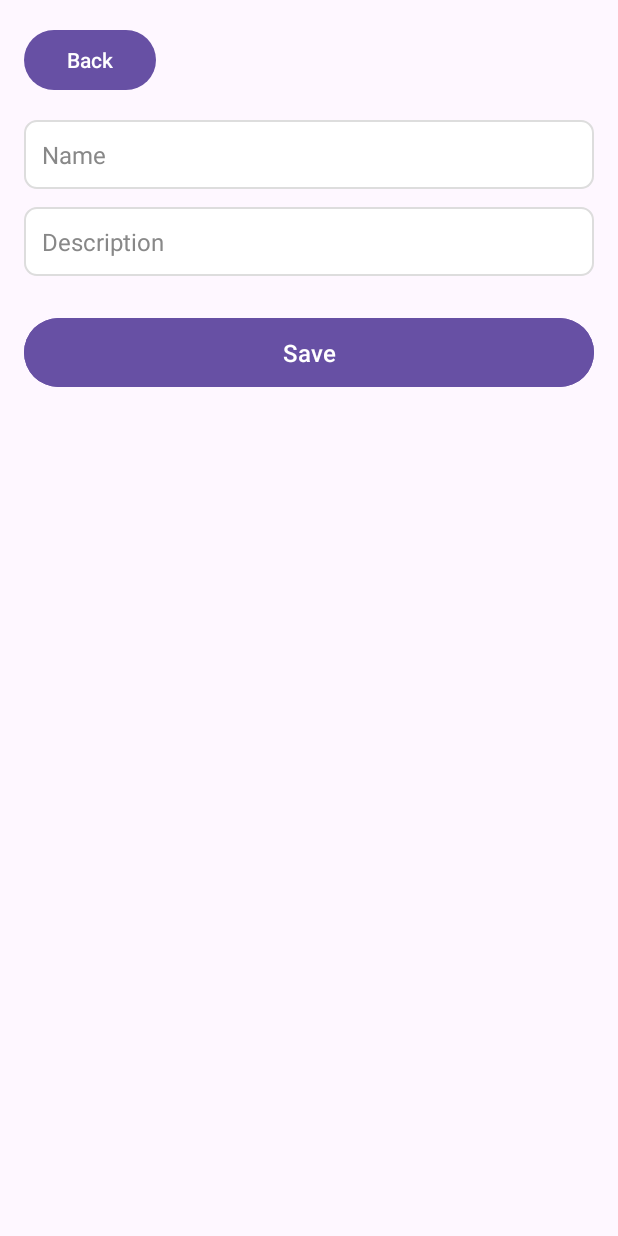
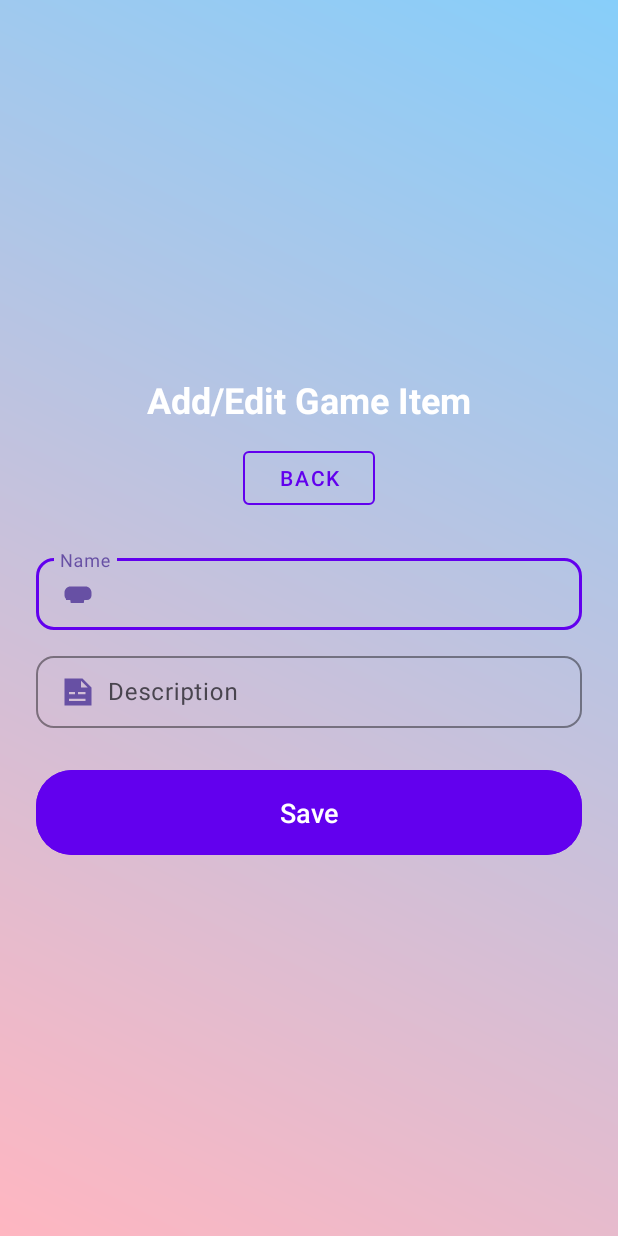
Before and after one commit to saritha-2000/gameItem, an Android app: the AddEditGameItemActivity screen opened directly, with no data from a screen before it, on a phone screen of 412 x 824 dp. Run offline under Robolectric (Android 15) with nearby library versions, the phone set to English and light mode, and no system bars.

Commit message:
UI updates

```diff
--- /dev/null
+++ b/app/src/main/res/drawable/ic_back.xml
@@ -0,0 +1,13 @@
+<?xml version="1.0" encoding="utf-8"?>
+<vector xmlns:android="http://schemas.android.com/apk/res/android"
+    android:width="24dp"
+    android:height="24dp"
+    android:viewportWidth="24"
+    android:viewportHeight="24"
+    android:tint="?attr/colorPrimary">
+
+    <!-- Back Arrow -->
+    <path
+        android:fillColor="@android:color/black"
+        android:pathData="M15.41,7.41L14,6L8,12l6,6l1.41,-1.41L10.83,12z" />
+</vector>
--- /dev/null
+++ b/app/src/main/res/drawable/ic_note.xml
@@ -0,0 +1,13 @@
+<?xml version="1.0" encoding="utf-8"?>
+<vector xmlns:android="http://schemas.android.com/apk/res/android"
+    android:width="24dp"
+    android:height="24dp"
+    android:viewportWidth="24"
+    android:viewportHeight="24"
+    android:tint="?attr/colorPrimary"> <!-- Adjust tint to match your color scheme -->
+
+    <!-- Note shape -->
+    <path
+        android:fillColor="@android:color/black"
+    android:pathData="M3,3v18h18V9l-6,-6H3zm11,1.5L18.5,9H14V4.5zM12,12h5v1.5h-5V12zm-6,0h4v1.5H6V12zm0,4.5h11V18H6v-1.5z"/>
+</vector>
--- /dev/null
+++ b/app/src/main/res/drawable/ic_person.xml
@@ -0,0 +1,27 @@
+<?xml version="1.0" encoding="utf-8"?>
+<vector xmlns:android="http://schemas.android.com/apk/res/android"
+    android:width="24dp"
+    android:height="24dp"
+    android:viewportWidth="24"
+    android:viewportHeight="24"
+    android:tint="?attr/colorPrimary"> <!-- Adaptable tint color -->
+
+    <!-- Game controller outline -->
+    <path
+        android:fillColor="@android:color/black"
+        android:pathData="M6,16c-1.66,0 -3,-1.34 -3,-3v-2c0,-2.21 1.79,-4 4,-4h10c2.21,0 4,1.79 4,4v2c0,1.66 -1.34,3 -3,3h-1.5c-0.28,0 -0.5,0.22 -0.5,0.5v1c0,0.28 -0.22,0.5 -0.5,0.5h-8c-0.28,0 -0.5,-0.22 -0.5,-0.5v-1c0,-0.28 -0.22,-0.5 -0.5,-0.5H6zM8,14h-2v2h-2v-2h2v-2h2v2z"/>
+
+    <!-- D-pad buttons -->
+    <path
+        android:fillColor="@android:color/black"
+        android:pathData="M7,10v2h2v-2h-2zM7,13v2h2v-2h-2zM5,12h2v-2H5v2zM10,12h-2v2h2v-2z"/>
+
+    <!-- Action buttons on the right using circle paths -->
+    <path
+        android:fillColor="@android:color/black"
+        android:pathData="M17,12a1,1 0,1 1 -2,0 1,1 0,0 1 2,0z"/> <!-- Circle button -->
+
+    <path
+        android:fillColor="@android:color/black"
+        android:pathData="M17,15a1,1 0,1 1 -2,0 1,1 0,0 1 2,0z"/> <!-- Circle button -->
+</vector>
--- a/app/src/main/res/layout/activity_add_edit_game_item.xml
+++ b/app/src/main/res/layout/activity_add_edit_game_item.xml
@@ -1,54 +1,102 @@
 <?xml version="1.0" encoding="utf-8"?>
 <LinearLayout xmlns:android="http://schemas.android.com/apk/res/android"
+    xmlns:app="http://schemas.android.com/apk/res-auto"
     android:layout_width="match_parent"
     android:layout_height="match_parent"
     android:orientation="vertical"
-    android:padding="16dp"
-    android:background="?android:attr/windowBackground">
+    android:padding="24dp"
+    android:gravity="center"
+    android:background="@drawable/background_gradient">
 
-    <Button
+    <!-- Screen Title -->
+    <TextView
+    android:id="@+id/text_title"
+    android:layout_width="wrap_content"
+    android:layout_height="wrap_content"
+    android:text="Add/Edit Game Item"
+    android:textSize="24sp"
+    android:textColor="@android:color/white"
+    android:textStyle="bold"
+    android:layout_marginBottom="12dp" />
+
+        <!-- Back Button -->
+    <com.google.android.material.button.MaterialButton
     android:id="@+id/button_back"
     android:layout_width="wrap_content"
     android:layout_height="wrap_content"
     android:text="Back"
-        android:layout_gravity="start"
-        android:layout_marginBottom="16dp" />
+    android:layout_marginBottom="16dp"
+    android:icon="@drawable/ic_back"
+    app:iconGravity="textStart"
+    style="@style/Widget.MaterialComponents.Button.OutlinedButton"
+    app:strokeColor="@color/colorPrimary"
+    app:strokeWidth="1dp"
+    android:textColor="@color/colorPrimary" />
 
-    <!-- Name Input Field -->
-    <EditText
+        <!-- Name Input Field with Icon and Rounded Corners -->
+    <com.google.android.material.textfield.TextInputLayout
+    android:layout_width="match_parent"
+    android:layout_height="wrap_content"
+    android:layout_marginTop="8dp"
+    app:boxStrokeColor="@color/colorPrimary"
+    app:boxCornerRadiusTopStart="12dp"
+    app:boxCornerRadiusTopEnd="12dp"
+    app:boxCornerRadiusBottomStart="12dp"
+    app:boxCornerRadiusBottomEnd="12dp"
+    app:boxBackgroundMode="outline"
+    app:endIconMode="clear_text">
+
+    <com.google.android.material.textfield.TextInputEditText
         android:id="@+id/edit_text_name"
         android:layout_width="match_parent"
         android:layout_height="wrap_content"
-        android:background="@drawable/edit_text_background"
         android:hint="Name"
         android:inputType="textPersonName"
         android:padding="12dp"
         android:textSize="16sp"
-        android:textColorHint="#888888" />
+        android:textColorHint="@color/colorHint"
+        android:drawableStart="@drawable/ic_person"
+        android:drawablePadding="8dp" />
+    </com.google.android.material.textfield.TextInputLayout>
 
-    <!-- Description Input Field -->
-    <EditText
+        <!-- Description Input Field with Icon and Rounded Corners -->
+    <com.google.android.material.textfield.TextInputLayout
+    android:layout_width="match_parent"
+    android:layout_height="wrap_content"
+    android:layout_marginTop="12dp"
+    app:boxStrokeColor="@color/colorPrimary"
+    app:boxCornerRadiusTopStart="12dp"
+    app:boxCornerRadiusTopEnd="12dp"
+    app:boxCornerRadiusBottomStart="12dp"
+    app:boxCornerRadiusBottomEnd="12dp"
+    app:boxBackgroundMode="outline"
+    app:endIconMode="clear_text">
+
+    <com.google.android.material.textfield.TextInputEditText
         android:id="@+id/edit_text_description"
         android:layout_width="match_parent"
         android:layout_height="wrap_content"
-        android:background="@drawable/edit_text_background"
         android:hint="Description"
         android:inputType="textMultiLine"
         android:padding="12dp"
         android:textSize="16sp"
-        android:textColorHint="#888888"
-        android:layout_marginTop="12dp" />
+        android:textColorHint="@color/colorHint"
+        android:drawableStart="@drawable/ic_note"
+        android:drawablePadding="8dp" />
+    </com.google.android.material.textfield.TextInputLayout>
 
-    <!-- Save Button -->
+        <!-- Save Button with Larger Size and Shadow -->
     <com.google.android.material.button.MaterialButton
     android:id="@+id/button_save"
     android:layout_width="match_parent"
     android:layout_height="wrap_content"
     android:text="Save"
-        android:textSize="16sp"
+    android:textSize="18sp"
     android:layout_marginTop="24dp"
-        android:paddingVertical="12dp"
-        android:layout_gravity="end"
-        android:backgroundTint="?attr/colorPrimary"
-        android:textColor="@android:color/white" />
+    android:paddingVertical="16dp"
+    android:backgroundTint="@color/colorPrimary"
+    android:textColor="@android:color/white"
+    app:cornerRadius="24dp"
+    app:strokeWidth="0dp"
+    app:elevation="8dp" />
     </LinearLayout>
--- a/app/src/main/res/values/colors.xml
+++ b/app/src/main/res/values/colors.xml
@@ -2,4 +2,6 @@
 <resources>
     <color name="black">#FF000000</color>
     <color name="white">#FFFFFFFF</color>
+    <color name="colorPrimary">#6200EE</color>
+    <color name="colorHint">#888888</color>
 </resources>
```
Lines whose indentation alone changed are shown as unchanged.
